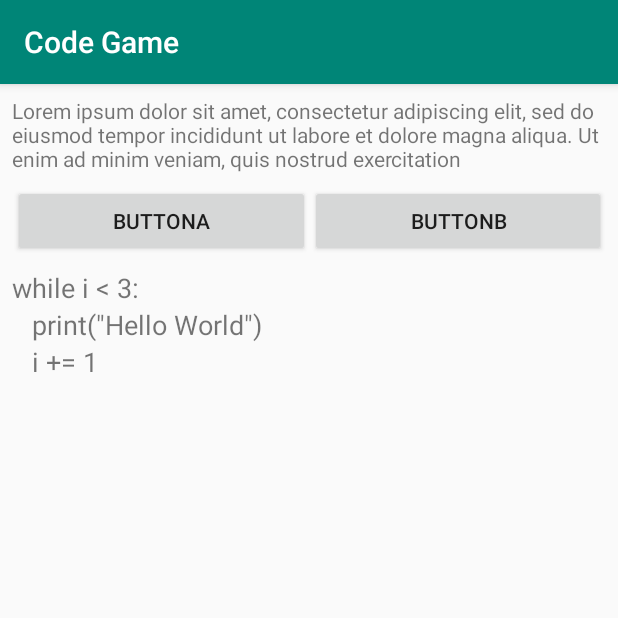
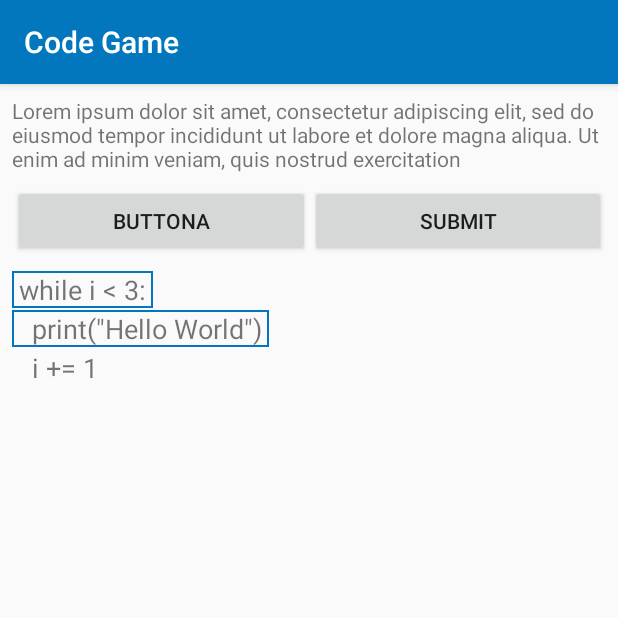
Before and after one commit to Hunt2176/CodeGame, an Android app: the GamePage screen opened directly, with no data from a screen before it, on a phone screen of 412 x 824 dp, the top half of it. Run offline under Robolectric (Android 15) with nearby library versions, the phone set to English and light mode, and no system bars.

Commit message:
Added back button listener for game screen
Added border for editable tiles

```diff
--- a/app/src/main/java/com/lapis/codefun/GamePage.kt
+++ b/app/src/main/java/com/lapis/codefun/GamePage.kt
@@ -1,14 +1,16 @@
 package com.lapis.codefun
 
+import android.app.Dialog
 import android.content.Context
+import android.content.DialogInterface
+import android.graphics.Color
 import androidx.appcompat.app.AppCompatActivity
 import android.os.Bundle
-import android.view.SubMenu
 import android.view.View
 import android.view.ViewGroup
 import android.widget.PopupMenu
 import android.widget.TextView
-import androidx.appcompat.view.menu.SubMenuBuilder
+import androidx.appcompat.app.AlertDialog
 import androidx.recyclerview.widget.GridLayoutManager
 import androidx.recyclerview.widget.RecyclerView
 import kotlinx.android.synthetic.main.activity_game_page.*
@@ -20,17 +22,34 @@ class GamePage : AppCompatActivity()
         super.onCreate(savedInstanceState)
         setContentView(R.layout.activity_game_page)
 
+        submitButton.setOnClickListener {
+            //TODO: Add in submit
+        }
+
         var testQuestion = "Lorem ipsum dolor sit amet, consectetur adipiscing elit, sed do eiusmod tempor incididunt ut labore et dolore magna aliqua. Ut enim ad minim veniam, quis nostrud exercitation"
         var answers = arrayListOf(
             Pair("while i < 3:", arrayListOf("while i == 3", "while i < 3:", "while i >= 3:")),
             Pair("\tprint(\"Hello World\")", arrayListOf("print(Hello World)", "print \"Hello World\"")),
-            Pair("\ti += 1", arrayListOf("i - 1", "i + 2", "i == 1"))
+            Pair("\ti += 1", arrayListOf())
         )
 
         questionField.text = testQuestion
         questionRecycler.adapter = AnswersAdapter(this, answers)
         questionRecycler.layoutManager = GridLayoutManager(this, 1)
 
+    }
+
+    override fun onBackPressed() {
+        AlertDialog.Builder(this)
+            .setTitle("Quit")
+            .setMessage("Would you like to exit to main screen?")
+            .setNegativeButton("Quit")
+            { _, _ ->
+                super.onBackPressed()
+            }
+            .setPositiveButton("I wanna stay!")
+            { _, _ -> }
+            .show()
     }
 }
 
@@ -75,12 +94,16 @@ class AnswerCell(view: View): RecyclerView.ViewHolder(view)
 
     fun setText(text: String)
     {
-        answerTextView?.text = text
+        answerTextView?.text = " $text "
     }
 
     fun setAnswers(answers: ArrayList<String>)
     {
         this.answers.clear()
         this.answers.addAll(answers)
+        if (answers.isNotEmpty())
+        {
+            answerTextView?.background = itemView.resources.getDrawable(R.drawable.border, null)
+        }
     }
 }
--- /dev/null
+++ b/app/src/main/res/drawable/border.xml
@@ -0,0 +1,7 @@
+<?xml version="1.0" encoding="utf-8"?>
+<shape xmlns:android="http://schemas.android.com/apk/res/android"
+android:shape="rectangle">
+    <stroke
+      android:width="1dp"
+      android:color="@color/colorPrimary"/>
+</shape>
--- a/app/src/main/res/layout/activity_game_page.xml
+++ b/app/src/main/res/layout/activity_game_page.xml
@@ -26,9 +26,9 @@
                 android:layout_width="wrap_content"
                 android:layout_height="wrap_content" android:id="@+id/button3" android:layout_weight="1"/>
         <Button
-                android:text="buttonB"
+                android:text="Submit"
                 android:layout_width="wrap_content"
-                android:layout_height="wrap_content" android:id="@+id/button2" android:layout_weight="1"/>
+                android:layout_height="wrap_content" android:id="@+id/submitButton" android:layout_weight="1"/>
     </LinearLayout>
     <androidx.recyclerview.widget.RecyclerView
             android:layout_width="0dp"
--- a/app/src/main/res/layout/answer_view.xml
+++ b/app/src/main/res/layout/answer_view.xml
@@ -7,11 +7,11 @@
 
     <TextView
             android:text="TextView"
-            android:layout_width="0dp"
+            android:layout_width="wrap_content"
             android:layout_height="wrap_content"
             android:id="@+id/answerTextView" app:layout_constraintStart_toStartOf="parent"
-            android:layout_marginStart="8dp"
             app:layout_constraintEnd_toEndOf="parent" android:layout_marginEnd="8dp"
             app:layout_constraintTop_toTopOf="parent"
-            app:layout_constraintBottom_toBottomOf="parent" android:textSize="18sp"/>
+            app:layout_constraintBottom_toBottomOf="parent" android:textSize="18sp" android:layout_marginStart="8dp"
+            app:layout_constraintHorizontal_bias="0.0" android:layout_marginTop="1dp"/>
 </androidx.constraintlayout.widget.ConstraintLayout>
--- a/app/src/main/res/values/colors.xml
+++ b/app/src/main/res/values/colors.xml
@@ -1,6 +1,6 @@
 <?xml version="1.0" encoding="utf-8"?>
 <resources>
-    <color name="colorPrimary">#008577</color>
-    <color name="colorPrimaryDark">#00574B</color>
-    <color name="colorAccent">#D81B60</color>
+    <color name="colorPrimary">#0277BD</color>
+    <color name="colorPrimaryDark">#006064</color>
+    <color name="colorAccent">#EF6C00</color>
 </resources>
```
